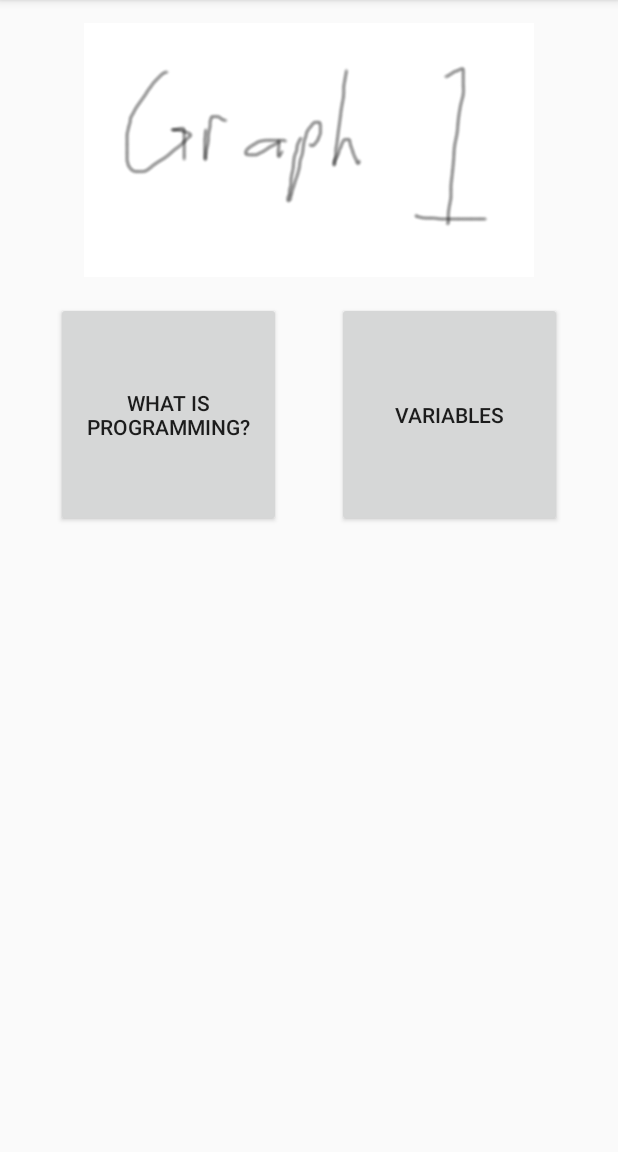
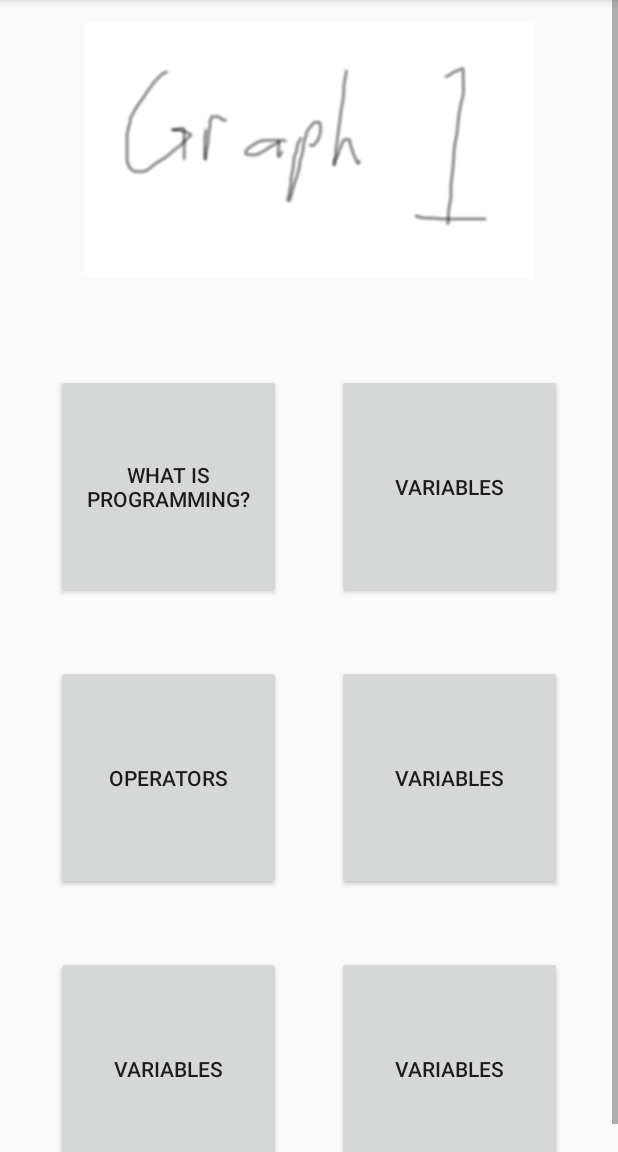
Before and after one commit to alanlyne/CS440-Final-Year-Project, an Android app: the Menu screen opened directly, with no data from a screen before it, on a phone screen of 412 x 824 dp, the part 84-1236 px from its top. Run offline under Robolectric (Android 15) with nearby library versions, the light colour scheme and no system bars; our stand-ins replace Firebase (no records; nobody signed in at launch, a user with empty details on screens opened directly); 1 statement that could not run was skipped.

Commit message:
Added scroll view in menu page

```diff
--- a/app/src/main/java/com/alanlyne/tbm/Menu/Menu.java
+++ b/app/src/main/java/com/alanlyne/tbm/Menu/Menu.java
@@ -7,6 +7,7 @@ import android.os.Bundle;
 import android.view.View;
 import android.widget.Button;
 import android.widget.ImageView;
+import android.widget.TextView;
 
 import com.alanlyne.tbm.R;
 import com.google.firebase.auth.FirebaseAuth;
@@ -17,7 +18,6 @@ import com.google.firebase.database.FirebaseDatabase;
 import com.google.firebase.database.ValueEventListener;
 
 public class Menu extends AppCompatActivity {
-    private static final String TAG = "Menu";
     Button btn;
     public ImageView image;
     public static int counter;
@@ -27,6 +27,7 @@ public class Menu extends AppCompatActivity {
     protected void onCreate(Bundle savedInstanceState) {
         super.onCreate(savedInstanceState);
         setContentView(R.layout.activity_menu);
+
 
         //Add an image
         image = findViewById(R.id.imageView2);
@@ -40,6 +41,8 @@ public class Menu extends AppCompatActivity {
             public void onDataChange(DataSnapshot dataSnapshot) {
                 menuCounter uCount = dataSnapshot.child(FirebaseAuth.getInstance().getCurrentUser().getUid()).getValue(menuCounter.class);
                 counter = uCount.counter;
+
+                System.out.println("Counter value is " + counter);
 
                 if (counter == 1) {image.setImageResource(R.drawable.g2);}
 
--- a/app/src/main/res/layout/activity_menu.xml
+++ b/app/src/main/res/layout/activity_menu.xml
@@ -1,37 +1,41 @@
 <?xml version="1.0" encoding="utf-8"?>
-<androidx.constraintlayout.widget.ConstraintLayout xmlns:android="http://schemas.android.com/apk/res/android"
+
+<ScrollView xmlns:android="http://schemas.android.com/apk/res/android"
     xmlns:app="http://schemas.android.com/apk/res-auto"
     xmlns:tools="http://schemas.android.com/tools"
     android:layout_width="match_parent"
     android:layout_height="match_parent"
     tools:context=".Menu.Menu">
 
+    <androidx.constraintlayout.widget.ConstraintLayout
+        android:layout_width="match_parent"
+        android:layout_height="match_parent"
+        app:layout_constraintEnd_toEndOf="parent"
+        app:layout_constraintHorizontal_bias="0.5"
+        app:layout_constraintStart_toStartOf="parent"
+        tools:context=".Menu.Menu">
 
         <Button
-        android:id="@+id/button1"
+            android:id="@+id/button16"
             android:layout_width="150dp"
             android:layout_height="150dp"
-        android:layout_marginTop="1dp"
-        android:layout_marginBottom="332dp"
-        android:text="What is programming?"
+            android:layout_marginTop="44dp"
+            android:text="Variables"
             app:layout_constraintBottom_toBottomOf="parent"
-        app:layout_constraintEnd_toStartOf="@+id/button2"
+            app:layout_constraintEnd_toStartOf="@+id/button17"
             app:layout_constraintStart_toStartOf="parent"
-        app:layout_constraintTop_toBottomOf="@+id/imageView2"
-        app:layout_constraintVertical_bias="0.0" />
+            app:layout_constraintTop_toBottomOf="@+id/button12" />
 
         <Button
-        android:id="@+id/button2"
+            android:id="@+id/button17"
             android:layout_width="150dp"
             android:layout_height="150dp"
-        android:layout_marginTop="1dp"
-        android:layout_marginBottom="332dp"
+            android:layout_marginTop="44dp"
             android:text="Variables"
             app:layout_constraintBottom_toBottomOf="parent"
             app:layout_constraintEnd_toEndOf="parent"
-        app:layout_constraintStart_toEndOf="@+id/button1"
-        app:layout_constraintTop_toBottomOf="@+id/imageView2"
-        app:layout_constraintVertical_bias="0.0" />
+            app:layout_constraintStart_toEndOf="@+id/button16"
+            app:layout_constraintTop_toBottomOf="@+id/button14" />
 
         <ImageView
             android:id="@+id/imageView2"
@@ -39,7 +43,65 @@
             android:layout_height="200dp"
             app:layout_constraintBottom_toBottomOf="parent"
             app:layout_constraintEnd_toEndOf="parent"
+            app:layout_constraintHorizontal_bias="0.5"
             app:layout_constraintStart_toStartOf="parent"
             app:layout_constraintTop_toTopOf="parent"
             app:layout_constraintVertical_bias="0.0" />
+
+        <Button
+            android:id="@+id/button1"
+            android:layout_width="150dp"
+            android:layout_height="150dp"
+            android:layout_marginTop="49dp"
+            android:text="What is programming?"
+
+            app:layout_constraintBottom_toTopOf="@+id/button12"
+            app:layout_constraintEnd_toStartOf="@+id/button2"
+            app:layout_constraintHorizontal_bias="0.5"
+            app:layout_constraintStart_toStartOf="parent"
+            app:layout_constraintTop_toBottomOf="@+id/imageView2" />
+
+        <Button
+            android:id="@+id/button2"
+            android:layout_width="150dp"
+            android:layout_height="150dp"
+            android:layout_marginTop="49dp"
+            android:text="Variables"
+            app:layout_constraintBottom_toTopOf="@+id/button14"
+            app:layout_constraintEnd_toEndOf="parent"
+            app:layout_constraintHorizontal_bias="0.5"
+            app:layout_constraintStart_toEndOf="@+id/button1"
+            app:layout_constraintTop_toBottomOf="@+id/imageView2" />
+
+        <Button
+            android:id="@+id/button12"
+            android:layout_width="150dp"
+            android:layout_height="150dp"
+            android:layout_marginStart="37dp"
+            android:layout_marginLeft="37dp"
+            android:layout_marginTop="44dp"
+            android:text="Operators"
+            app:layout_constraintBottom_toTopOf="@+id/button16"
+            app:layout_constraintEnd_toStartOf="@+id/button14"
+            app:layout_constraintStart_toStartOf="parent"
+            app:layout_constraintTop_toBottomOf="@+id/button1" />
+
+        <Button
+            android:id="@+id/button14"
+            android:layout_width="150dp"
+            android:layout_height="150dp"
+            android:layout_marginStart="37dp"
+            android:layout_marginLeft="37dp"
+            android:layout_marginTop="44dp"
+            android:layout_marginEnd="37dp"
+            android:layout_marginRight="37dp"
+            android:text="Variables"
+            app:layout_constraintBottom_toTopOf="@+id/button17"
+            app:layout_constraintEnd_toEndOf="parent"
+            app:layout_constraintHorizontal_bias="0.5"
+            app:layout_constraintStart_toEndOf="@+id/button12"
+            app:layout_constraintTop_toBottomOf="@+id/button2" />
+
     </androidx.constraintlayout.widget.ConstraintLayout>
+
+</ScrollView>
```
Lines whose indentation alone changed are shown as unchanged.
